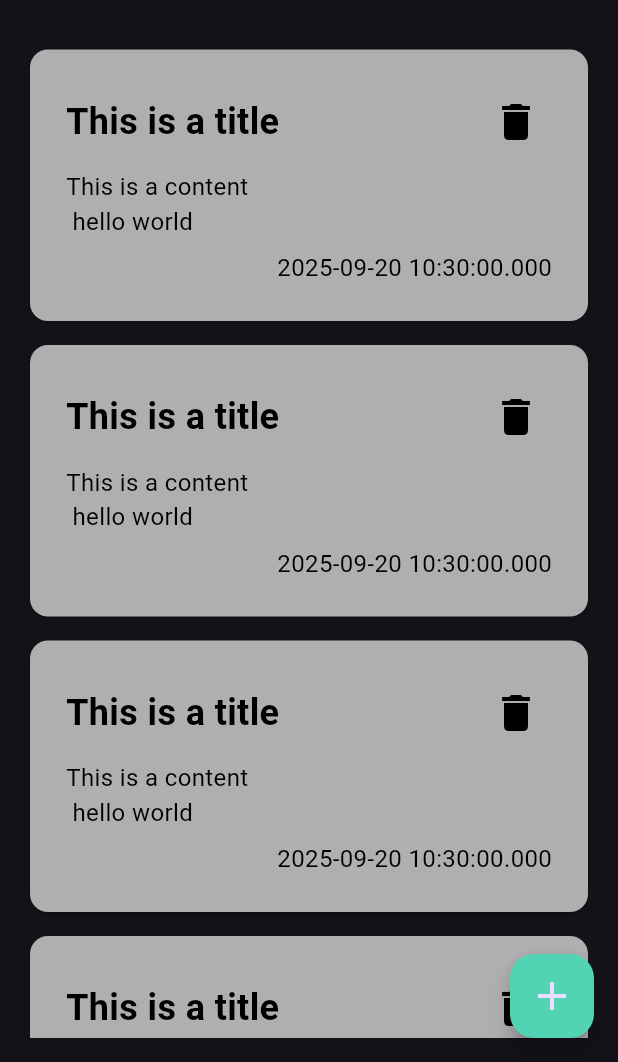
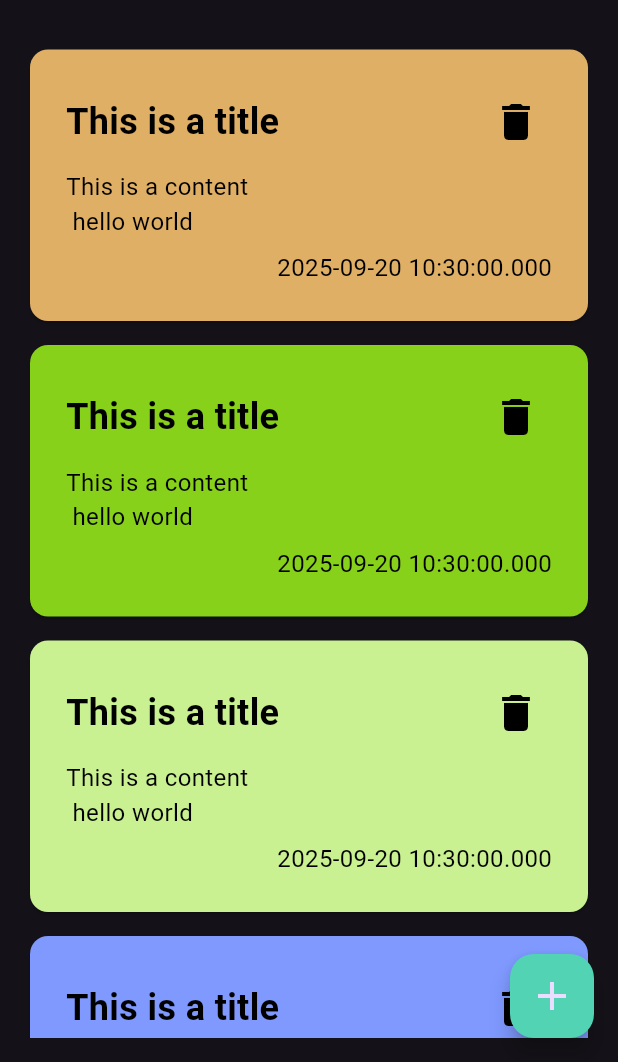
Before and after one commit to Mahmoud-Al-Ghannam/notes_app, a Flutter app: the screen it shows after launch, on a phone screen of 412 x 824 dp, the part 174-1236 px from its top. Run offline on Flutter 3.47's test engine with Material 3 defaults, Android fonts, the phone set to English and light mode, and no system bars; our stand-ins replace hive; accounts and stored records are empty.

```diff
--- a/lib/constants.dart
+++ b/lib/constants.dart
@@ -1,3 +1,11 @@
 import 'dart:ui';
 
 Color kPrimaryColor = Color(0xFF51D3B4);
+List<Color> randomColors = [
+  Color(0xFFE0AF66),
+  Color(0xFF87D11A),
+  Color(0xFFCAF191),
+  Color(0xFF7F99FF),
+  Color(0xFFD4B697),
+  Color(0xFFCA91F1),
+];
--- a/lib/models/note_model.dart
+++ b/lib/models/note_model.dart
@@ -1,6 +1,14 @@
-class NoteModel {
+import 'package:hive/hive.dart';
+
+part 'note_model.g.dart';
+
+@HiveType(typeId: 0)
+class NoteModel extends HiveObject {
+  @HiveField(0)
   final String title;
+  @HiveField(1)
   final String content;
+  @HiveField(2)
   final DateTime createdAt;
 
   NoteModel({
--- a/lib/views/notes_view.dart
+++ b/lib/views/notes_view.dart
@@ -41,8 +41,8 @@ class NotesView extends StatelessWidget {
                   return Padding(
                     padding: const EdgeInsets.symmetric(vertical: 4.0),
                     child: NoteWidget(
+                      color: randomColors[index % randomColors.length],
                       onTap: () {
-                        print("hello world");
                         Navigator.of(context).pushNamed(EditNoteView.id);
                       },
                       note: NoteModel(
--- a/lib/widgets/note_widget.dart
+++ b/lib/widgets/note_widget.dart
@@ -1,10 +1,12 @@
 import 'dart:math';
 
 import 'package:flutter/material.dart';
+import 'package:notes_app/constants.dart';
 import 'package:notes_app/models/note_model.dart';
 
 class NoteWidget extends StatelessWidget {
   final NoteModel note;
+  final Color color;
   final void Function()? onDeleteIconTap, onTap;
 
   const NoteWidget({
@@ -12,6 +14,7 @@ class NoteWidget extends StatelessWidget {
     required this.note,
     this.onDeleteIconTap,
     this.onTap,
+    required this.color,
   });
 
   @override
@@ -19,12 +22,7 @@ class NoteWidget extends StatelessWidget {
     return InkWell(
       onTap: onTap,
       child: Card(
-        color: Color.fromARGB(
-          255,
-          155 + Random().nextInt(100),
-          155 + Random().nextInt(100),
-          155 + Random().nextInt(100),
-        ),
+        color: color,
         child: Padding(
           padding: const EdgeInsets.all(24),
           child: Column(
--- a/pubspec.yaml
+++ b/pubspec.yaml
@@ -34,6 +34,9 @@ dependencies:
   # The following adds the Cupertino Icons font to your application.
   # Use with the CupertinoIcons class for iOS style icons.
   cupertino_icons: ^1.0.8
+  hive: ^2.2.3
+  hive_flutter: ^1.1.0
+  hive_generator: ^2.0.1
 
 dev_dependencies:
   flutter_test:
@@ -45,6 +48,7 @@ dev_dependencies:
   # package. See that file for information about deactivating specific lint
   # rules and activating additional ones.
   flutter_lints: ^5.0.0
+  build_runner: ^2.3.3
 
 # For information on the generic Dart part of this file, see the
 # following page: https://dart.dev/tools/pub/pubspec
```
Also changed, not shown: lib/models/note_model.g.dart (added), pubspec.lock.
